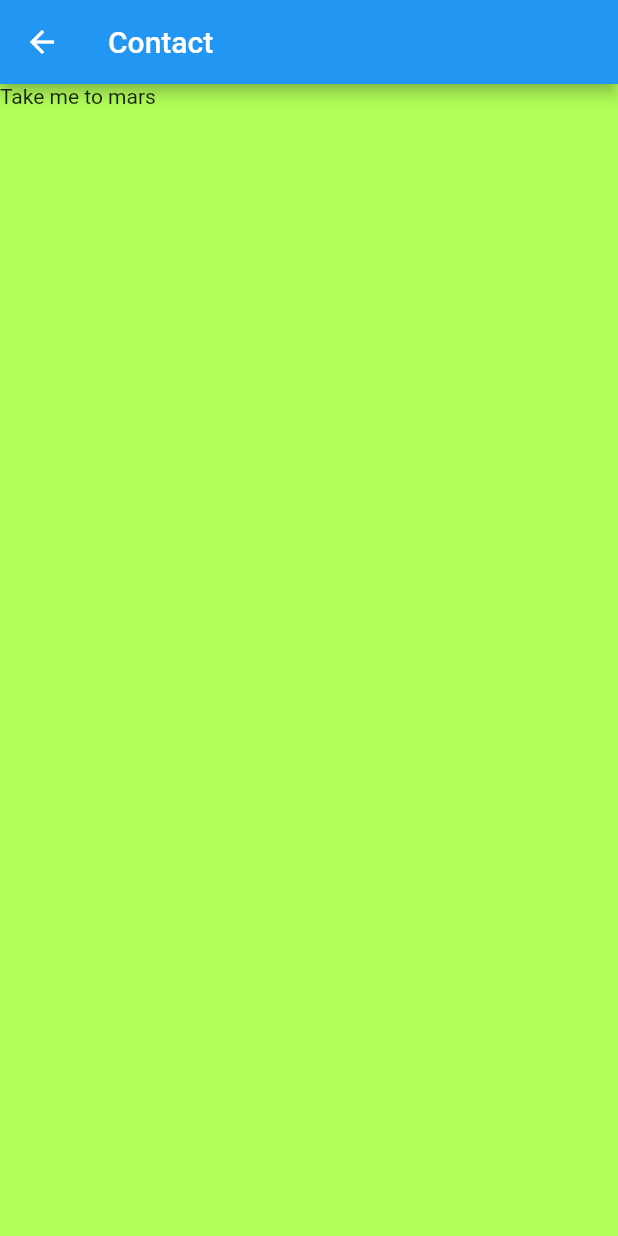
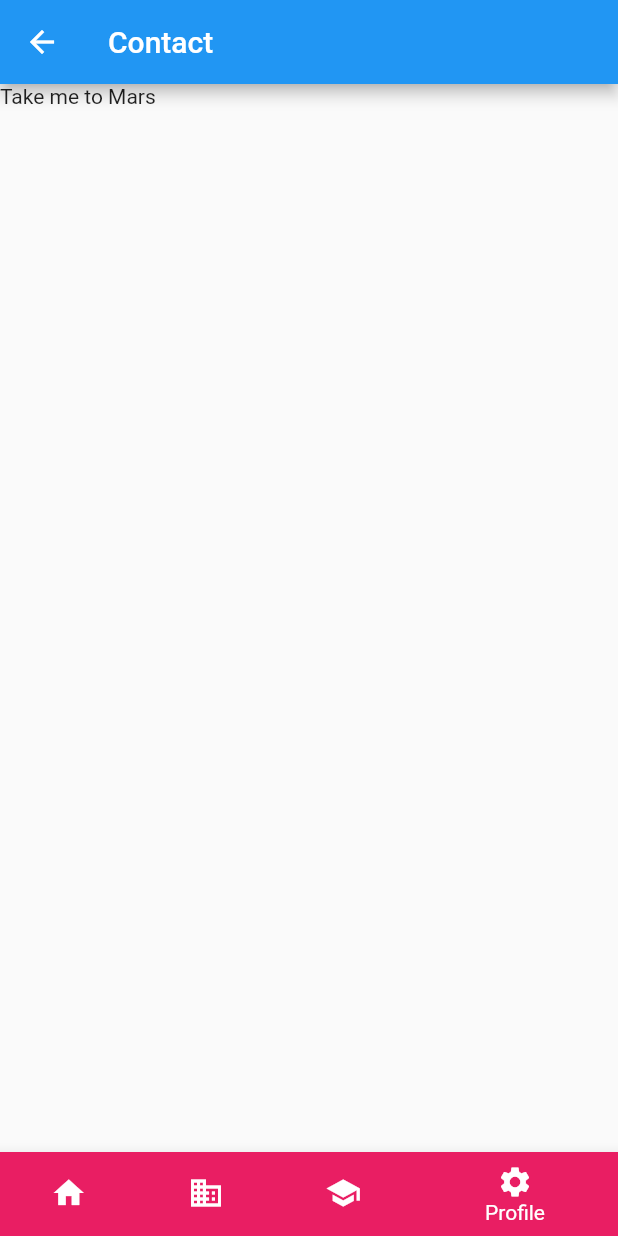
Before and after one commit to monk63/madlab1, a Flutter app: the screen it shows after launch, item 4 of the bottom bar chosen, after a tap on "More contacts", on a phone screen of 412 x 824 dp. Run offline on Flutter 3.47's test engine with Material 2 defaults, Android fonts, the phone set to English and light mode, and no system bars.

Commit message:
first lab assignment

```diff
--- a/lib/contact.dart
+++ b/lib/contact.dart
@@ -1,38 +1,66 @@
 import 'package:flutter/material.dart';
+import 'package:test5/home.dart';
+import 'package:test5/pages.dart';
+import 'package:test5/services.dart';
+import 'package:test5/test.dart';
 
 class Contact extends StatefulWidget {
   const Contact({Key? key}) : super(key: key);
 
   @override
-  State<Contact> createState() => _ContactState();
+  State<Contact> createState() => _Contact();
 }
 
-class _ContactState extends State<Contact> {
+class _Contact extends State<Contact> {
+  int _selectedIndex = 3;
+  static const TextStyle optionStyle =
+      TextStyle(fontSize: 30, fontWeight: FontWeight.bold);
+  static const List<Widget> _widgetOptions = <Widget>[
+    Home(),
+    Services(),
+    Test(),
+    Pages(),
+  ];
+
+  void _onItemTapped(int index) {
+    setState(() {
+      _selectedIndex = index;
+    });
+  }
+
   //variables
   @override
   Widget build(BuildContext context) {
-    return MaterialApp(
-        home: Scaffold(
-      //back
-      appBar: AppBar(
-        automaticallyImplyLeading: true,
-        title: Text("Contact"),
-        leading: IconButton(
-            icon: Icon(Icons.arrow_back),
-            onPressed: () {
-              Navigator.pop(context);
-            }),
-      ),
-      body: Column(children: [
-        const Text('Take me to mars'),
-      ]),
-      backgroundColor: Colors.lightGreenAccent,
-
-/*body: Image.asset('assets/images/1.jpg'),*/
-    ));
-  }
-
-  void moveToLastScreen() {
-    Navigator.pop(context);
+    return Scaffold(
+        body: Center(
+          child: _widgetOptions.elementAt(_selectedIndex),
+        ),
+        bottomNavigationBar: BottomNavigationBar(
+          items: const <BottomNavigationBarItem>[
+            BottomNavigationBarItem(
+              icon: Icon(Icons.home),
+              label: 'Home',
+              backgroundColor: Colors.red,
+            ),
+            BottomNavigationBarItem(
+              icon: Icon(Icons.business),
+              label: 'Services',
+              backgroundColor: Colors.green,
+            ),
+            BottomNavigationBarItem(
+              icon: Icon(Icons.school),
+              label: 'Testimonals',
+              backgroundColor: Colors.purple,
+            ),
+            BottomNavigationBarItem(
+              icon: Icon(Icons.settings),
+              label: 'Profile',
+              backgroundColor: Colors.pink,
+            ),
+          ],
+          backgroundColor: Colors.lightGreenAccent,
+          currentIndex: _selectedIndex,
+          onTap: _onItemTapped,
+        ));
   }
 }
--- /dev/null
+++ b/lib/home.dart
@@ -0,0 +1,25 @@
+import 'package:flutter/material.dart';
+
+class Home extends StatefulWidget {
+  const Home({Key? key}) : super(key: key);
+
+  @override
+  State<Home> createState() => _HomeState();
+}
+
+class _HomeState extends State<Home> {
+  //variables
+  @override
+  Widget build(BuildContext context) {
+    return Scaffold(
+      appBar: AppBar(
+        title: const Text('Home'),
+      ),
+      body: Column(
+        children: [
+          const Text('Home'),
+        ],
+      ),
+    );
+  }
+}
--- /dev/null
+++ b/lib/pages.dart
@@ -0,0 +1,31 @@
+import 'package:flutter/material.dart';
+
+class Pages extends StatefulWidget {
+  const Pages({Key? key}) : super(key: key);
+
+  @override
+  State<Pages> createState() => _PagesState();
+}
+
+class _PagesState extends State<Pages> {
+  //variables
+  @override
+  Widget build(BuildContext context) {
+    return Scaffold(
+      appBar: AppBar(
+        automaticallyImplyLeading: true,
+        title: Text("Contact"),
+        leading: IconButton(
+            icon: Icon(Icons.arrow_back),
+            onPressed: () {
+              Navigator.pop(context);
+            }),
+      ),
+      body: Column(
+        children: [
+          const Text('Take me to Mars'),
+        ],
+      ),
+    );
+  }
+}
--- a/lib/profile.dart
+++ b/lib/profile.dart
@@ -8,6 +8,9 @@ class ProfileApp extends StatelessWidget {
   @override
   Widget build(BuildContext context) {
     return Scaffold(
+      appBar: AppBar(
+        title: const Text('Profile'),
+      ),
       body: Column(
         children: [
           Container(
```
Also changed, not shown: lib/main.dart (+7 -15 lines), lib/services.dart (added, +25 -0 lines), lib/test.dart (added, +25 -0 lines).
